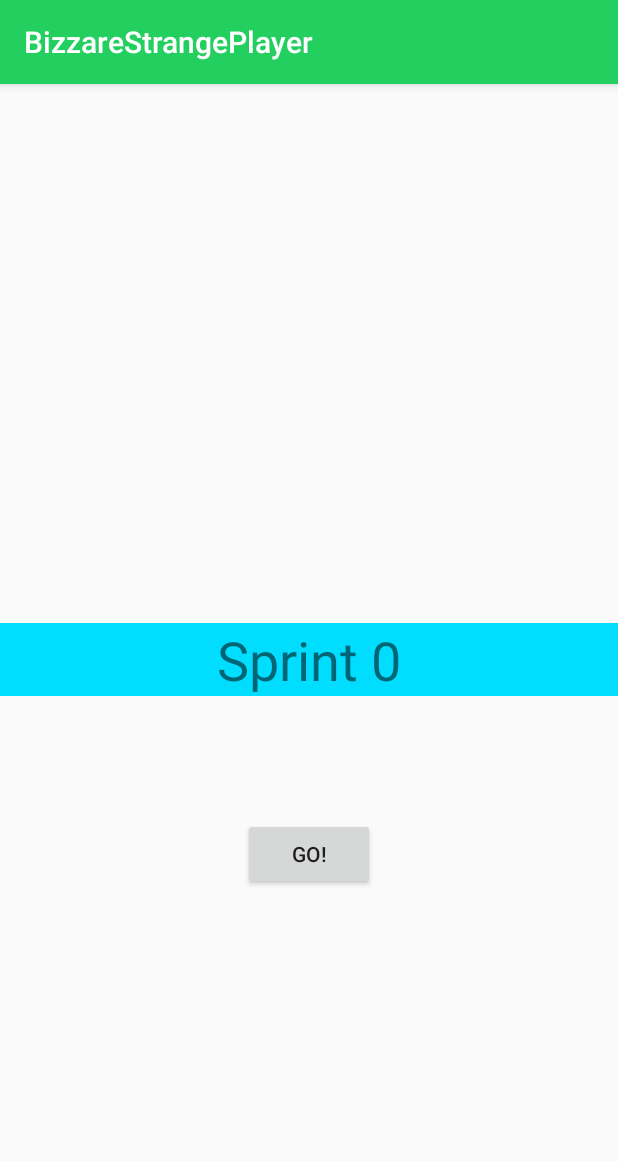
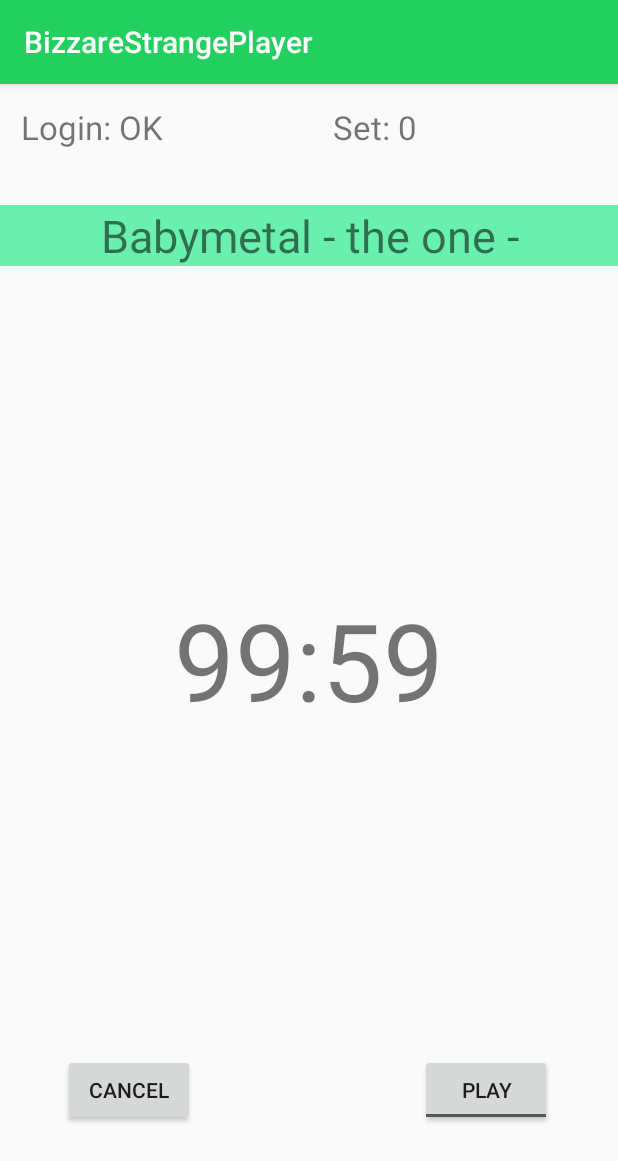
Before and after one commit to creaaa/Pomodorify, an Android app: the screen it shows after launch (MainActivity), on a phone screen of 412 x 824 dp. Shown: the top 1161 px of the screen. Run offline under Robolectric (Android 15) with nearby library versions, the phone set to English and light mode, and no system bars; libraries missing offline, so code that uses them is left out: com.spotify.sdk; 4 statements that could not run were skipped.

Commit message:
っしゃいまから timer くみこむよ

```diff
--- a/app/src/main/java/com/example/masa/bizzarestrangeplayer/MainActivity.java
+++ b/app/src/main/java/com/example/masa/bizzarestrangeplayer/MainActivity.java
@@ -97,9 +97,15 @@ public class MainActivity extends AppCompatActivity implements
         try {
 
             // セトリのrecomendation
-            URL url = new URL("https://api.spotify.com/v1/recommendations?seed_artists=4NHQUGzhtTLFvgF5SZesLK&seed_tracks=0c6xIDDpzE81m2q797ordA&min_energy=0.4&min_popularity=50&market=US&limit=10");
+            URL url = new URL("https://api.spotify.com/v1/recommendations?" +
+                    "seed_artists=4NHQUGzhtTLFvgF5SZesLK&" +
+                    "seed_tracks=0c6xIDDpzE81m2q797ordA&" +
+                    "min_energy=0.4&" +
+                    "min_popularity=50&" +
+                    "market=US&limit=10");
 
             //URL url = new URL("https://api.spotify.com/v1/search?q=passepied&type=artist");
+
 
             final Request request = new Request.Builder()
                     // URLを生成
@@ -107,6 +113,7 @@ public class MainActivity extends AppCompatActivity implements
                     .get()
                     .addHeader("Authorization", "Bearer " + mAccessToken)
                     .build();
+
 
             // クライアントオブジェクトを作成する
             final OkHttpClient client = new OkHttpClient();
@@ -122,7 +129,6 @@ public class MainActivity extends AppCompatActivity implements
 //                    Log.d("OKHttp", "result: " + responseBody);
 //                    final ArtistModel result = new Gson().fromJson(responseBody, ArtistModel.class);
 //                    System.out.println(result.getArtists().getItems().get(0).getName());
-
 
 
                     ///// 動く /////
@@ -148,11 +154,6 @@ public class MainActivity extends AppCompatActivity implements
                     for (int i = 0; i < result.getTracks().size(); i++) {
                         System.out.println(result.getTracks().get(i).getId());
                     }
-
-
-
-
-
 
                 }
 
--- a/app/src/main/res/layout/activity_main.xml
+++ b/app/src/main/res/layout/activity_main.xml
@@ -6,23 +6,65 @@
     android:orientation="vertical">
 
     <TextView
-        android:id="@+id/textView"
+        android:id="@+id/loginStateTextView"
+        android:layout_width="wrap_content"
+        android:layout_height="wrap_content"
+        android:layout_alignParentStart="true"
+        android:layout_alignParentTop="true"
+        android:layout_marginStart="14dp"
+        android:layout_marginTop="14dp"
+        android:text="Login: OK"
+        android:textSize="22sp" />
+
+    <TextView
+        android:id="@+id/setStateTextView"
+        android:layout_width="wrap_content"
+        android:layout_height="wrap_content"
+        android:layout_above="@+id/nowMusicTextView"
+        android:layout_alignEnd="@+id/timerTextView"
+        android:layout_marginEnd="18dp"
+        android:text="Set: 0"
+        android:textSize="22sp" />
+
+    <TextView
+        android:id="@+id/nowMusicTextView"
         android:layout_width="match_parent"
         android:layout_height="wrap_content"
         android:layout_alignParentStart="true"
+        android:layout_below="@+id/loginStateTextView"
+        android:layout_marginTop="37dp"
+        android:background="@color/colorAccent"
+        android:text="Babymetal - the one -"
+        android:textAlignment="center"
+        android:textSize="30sp" />
+
+    <TextView
+        android:id="@+id/timerTextView"
+        android:layout_width="wrap_content"
+        android:layout_height="wrap_content"
+        android:layout_centerHorizontal="true"
         android:layout_centerVertical="true"
-        android:background="@android:color/holo_blue_bright"
-        android:text="Sprint 0"
-        android:textAlignment="center"
-        android:textSize="36dp" />
+        android:text="99:59"
+        android:textSize="72sp" />
 
     <Button
-        android:id="@+id/button"
+        android:id="@+id/cancelButton"
         android:layout_width="wrap_content"
         android:layout_height="wrap_content"
-        android:layout_below="@+id/textView"
-        android:layout_centerHorizontal="true"
-        android:layout_marginTop="81dp"
-        android:onClick="startSprint"
-        android:text="Go!" />
+        android:layout_marginStart="28dp"
+        android:text="Cancel"
+        android:layout_alignParentBottom="true"
+        android:layout_alignStart="@+id/loginStateTextView"
+        android:layout_marginBottom="73dp" />
+
+    <ToggleButton
+        android:id="@+id/playerToggleButton"
+        android:layout_width="wrap_content"
+        android:layout_height="wrap_content"
+        android:layout_alignParentEnd="true"
+        android:layout_alignTop="@+id/cancelButton"
+        android:layout_marginEnd="44dp"
+        android:text="ToggleButton"
+        android:textOff="Play"
+        android:textOn="Pause" />
 </RelativeLayout>
--- a/app/src/main/res/values/colors.xml
+++ b/app/src/main/res/values/colors.xml
@@ -2,7 +2,7 @@
 <resources>
     <color name="colorPrimary">#23CF5F</color>
     <color name="colorPrimaryDark">#1A9B47</color>
-    <color name="colorAccent">#69F0AE</color>
+    <color name="colorAccent">#69f0ae</color>
     <color name="transparent">@android:color/transparent</color>
 
 
```
